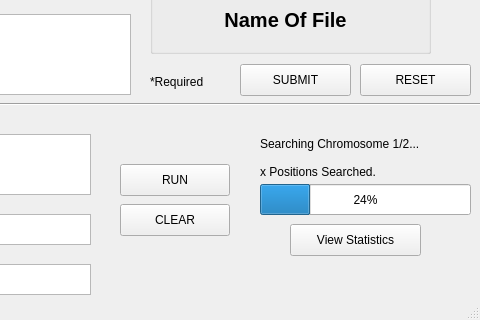
This is NewGenome.ui in TrinhLab/CASPERapp as Qt 5 draws it before an edit; both pictures show x 220 to 700 and y 195 to 515 of the 700 by 515 pixel window. The edited form follows.
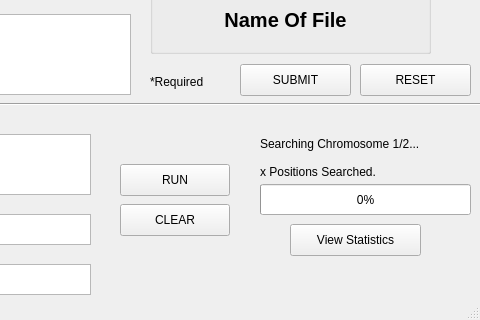
This is the edited form.

```diff
--- a/NewGenome.ui
+++ b/NewGenome.ui
@@ -24,7 +24,7 @@
      </rect>
     </property>
     <property name="value">
-     <number>24</number>
+     <number>0</number>
     </property>
    </widget>
    <widget class="QLabel" name="keggTitle">
```
